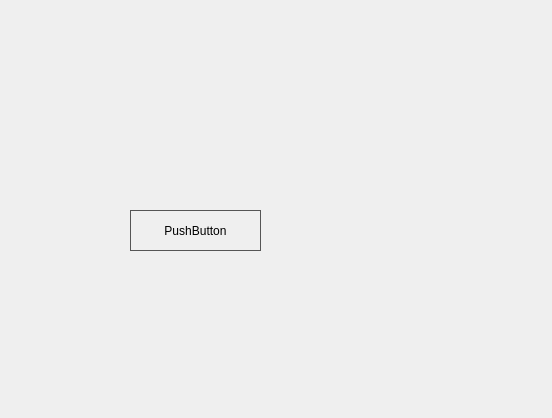
gagikpog/TestAndTranslate, file Translate/settingsform.ui: the form before one commit.
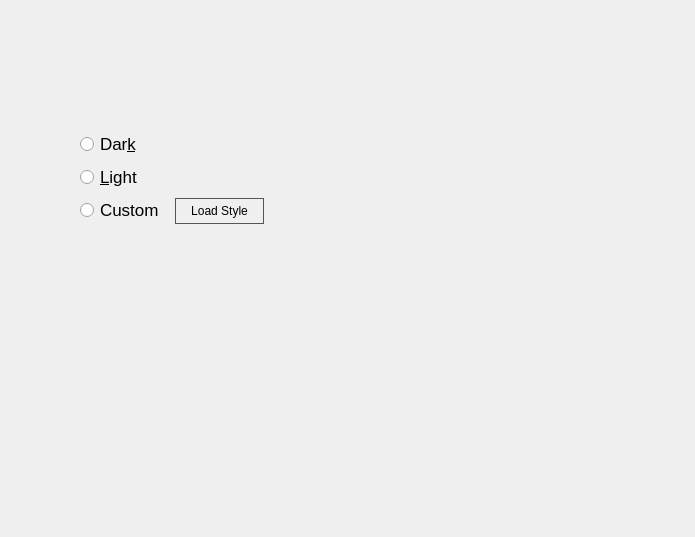
The form after the commit.

Diff of the .ui file:
```diff
--- a/Translate/settingsform.ui
+++ b/Translate/settingsform.ui
@@ -6,8 +6,8 @@
    <rect>
     <x>0</x>
     <y>0</y>
-    <width>552</width>
-    <height>418</height>
+    <width>695</width>
+    <height>537</height>
    </rect>
   </property>
   <property name="windowTitle">
@@ -45,18 +45,84 @@
 radius: 1.3, stop: 0 #e5e5e5, stop: 1 #d5d5d5);
 }</string>
   </property>
-  <widget class="QPushButton" name="pushButton">
+  <widget class="QWidget" name="">
    <property name="geometry">
     <rect>
-     <x>130</x>
-     <y>210</y>
-     <width>131</width>
-     <height>41</height>
+     <x>80</x>
+     <y>131</y>
+     <width>184</width>
+     <height>93</height>
     </rect>
    </property>
-   <property name="text">
-    <string>PushButton</string>
-   </property>
+   <layout class="QHBoxLayout" name="horizontalLayout">
+    <item>
+     <layout class="QVBoxLayout" name="verticalLayout">
+      <property name="spacing">
+       <number>7</number>
+      </property>
+      <item>
+       <widget class="QRadioButton" name="rBtmDark">
+        <property name="font">
+         <font>
+          <pointsize>13</pointsize>
+         </font>
+        </property>
+        <property name="text">
+         <string>Dar&amp;k</string>
+        </property>
+       </widget>
+      </item>
+      <item>
+       <widget class="QRadioButton" name="rBtmLight">
+        <property name="font">
+         <font>
+          <pointsize>13</pointsize>
+         </font>
+        </property>
+        <property name="text">
+         <string>&amp;Light</string>
+        </property>
+       </widget>
+      </item>
+      <item>
+       <widget class="QRadioButton" name="rBtmCustom">
+        <property name="font">
+         <font>
+          <pointsize>13</pointsize>
+         </font>
+        </property>
+        <property name="text">
+         <string>Custom</string>
+        </property>
+       </widget>
+      </item>
+     </layout>
+    </item>
+    <item>
+     <layout class="QVBoxLayout" name="verticalLayout_2">
+      <item>
+       <spacer name="verticalSpacer">
+        <property name="orientation">
+         <enum>Qt::Vertical</enum>
+        </property>
+        <property name="sizeHint" stdset="0">
+         <size>
+          <width>20</width>
+          <height>40</height>
+         </size>
+        </property>
+       </spacer>
+      </item>
+      <item>
+       <widget class="QPushButton" name="btmStyle">
+        <property name="text">
+         <string>Load Style</string>
+        </property>
+       </widget>
+      </item>
+     </layout>
+    </item>
+   </layout>
   </widget>
  </widget>
  <resources/>
```
